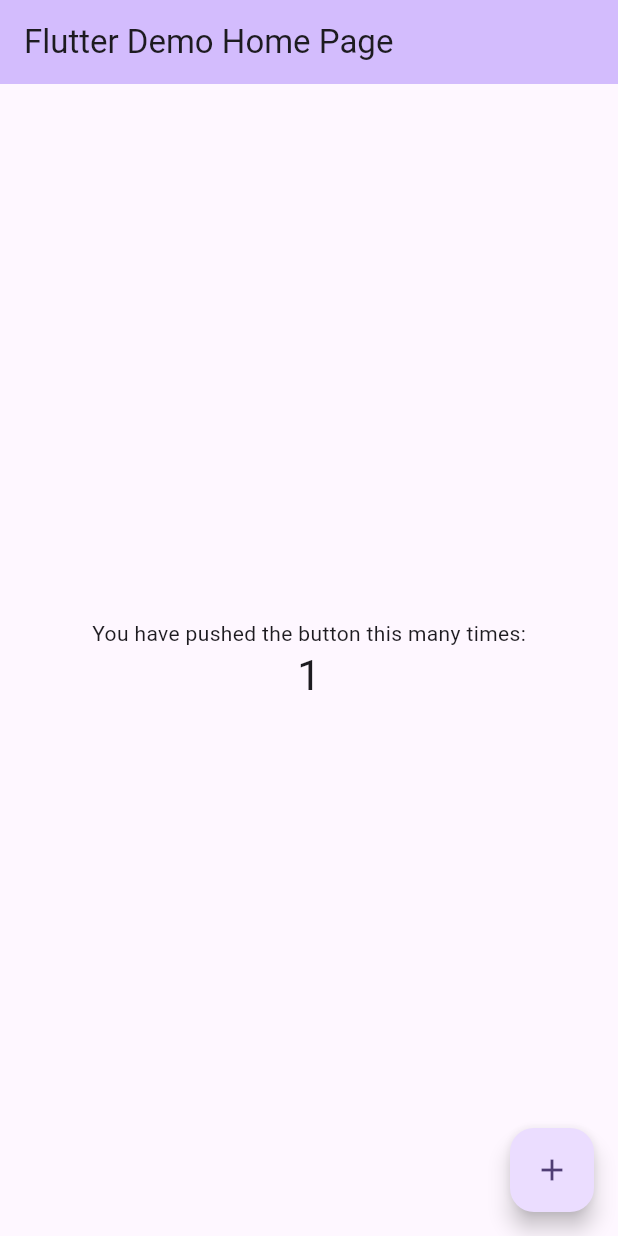
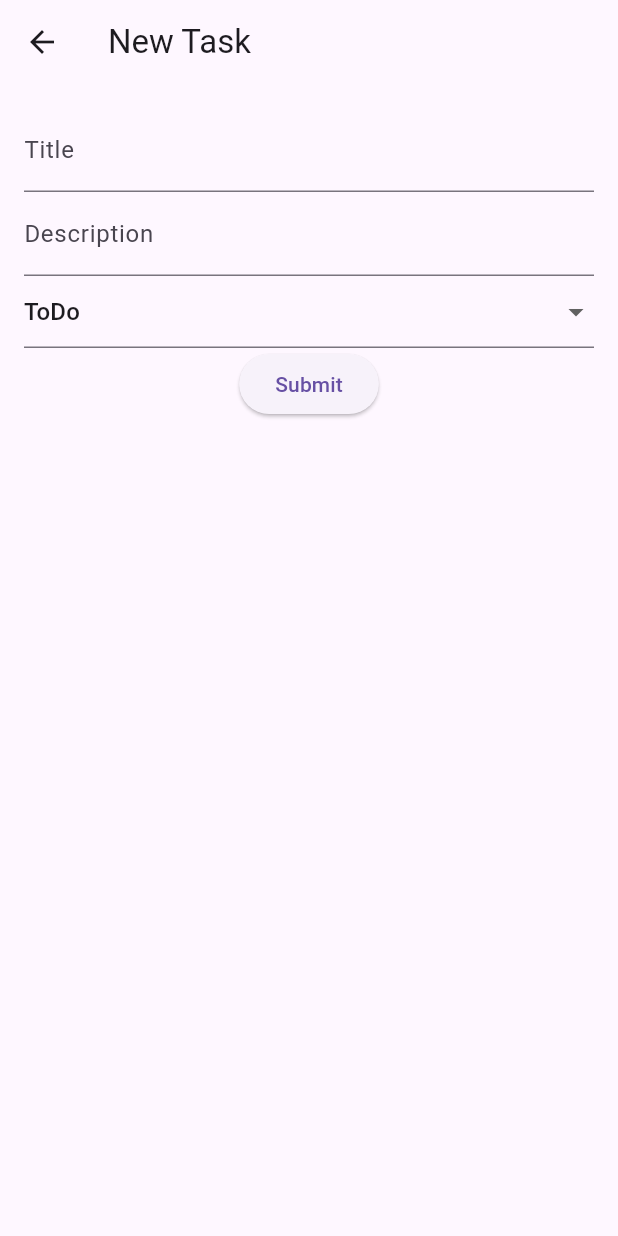
Before and after one commit to DinarKhazimullinITICBcn/FlutterProjecteFinal, a Flutter app: the screen it shows after launch, after a tap on the "add" icon, on a phone screen of 412 x 824 dp. Run offline on Flutter 3.47's test engine with Material 3 defaults, Android fonts, the phone set to English and light mode, and no system bars.

Commit message:
Exercici fet

```diff
--- /dev/null
+++ b/kanban/lib/kanban.dart
@@ -0,0 +1,268 @@
+import 'package:flutter/material.dart';
+
+class KanbanPage extends StatefulWidget {
+  @override
+  _KanbanPageState createState() => _KanbanPageState();
+}
+
+class _KanbanPageState extends State<KanbanPage> {
+  List<Map<String, String>> toDoList = [];
+  List<Map<String, String>> inProgressList = [];
+  List<Map<String, String>> doneList = [];
+
+  @override
+  Widget build(BuildContext context) {
+    return Scaffold(
+      appBar: AppBar(
+        title: Text('Kanban Page'),
+      ),
+      body: Row(
+        mainAxisAlignment: MainAxisAlignment.spaceEvenly,
+        children: [
+          buildColumn('ToDo', toDoList),
+          buildColumn('In Progress', inProgressList),
+          buildColumn('Done', doneList),
+        ],
+      ),
+      floatingActionButton: FloatingActionButton(
+        onPressed: () async {
+          final result = await Navigator.push(
+            context,
+            MaterialPageRoute(builder: (context) => NewTaskPage()),
+          );
+          if (result != null) {
+            setState(() {
+              switch (result['status']) {
+                case 'ToDo':
+                  toDoList.add(result);
+                  break;
+                case 'In Progress':
+                  inProgressList.add(result);
+                  break;
+                case 'Done':
+                  doneList.add(result);
+                  break;
+              }
+            });
+          }
+        },
+        child: Icon(Icons.add),
+      ),
+    );
+  }
+
+  Widget buildColumn(String title, List<Map<String, String>> list) {
+  return Expanded(
+    child: Column(
+      children: [
+        Padding(
+          padding: const EdgeInsets.only(bottom: 8.0),
+          child: Text(
+            title,
+            style: TextStyle(fontSize: 24),
+          ),
+        ),
+        Expanded(
+            child: ListView.builder(
+              itemCount: list.length,
+              itemBuilder: (context, index) {
+                return ListTile(
+                  title: Text(list[index]['title'] ?? ''),
+                  subtitle: Text(list[index]['description'] ?? ''),
+                  onTap: () async {
+                  final result = await Navigator.push(
+                    context,
+                    MaterialPageRoute(builder: (context) => EditTaskPage(task: list[index], status: title)),
+                  );
+                  if (result == null) {
+                    setState(() {
+                      list.removeAt(index);
+                    });
+                  } else {
+                    setState(() {
+                      list.removeAt(index);
+                      switch (result['status']) {
+                        case 'ToDo':
+                          toDoList.add(result);
+                          break;
+                        case 'In Progress':
+                          inProgressList.add(result);
+                          break;
+                        case 'Done':
+                          doneList.add(result);
+                          break;
+                      }
+                    });
+                  }
+                },
+              );
+            },
+          ),
+        ),
+      ],
+    ),
+  );}
+}
+
+class NewTaskPage extends StatefulWidget {
+  @override
+  _NewTaskPageState createState() => _NewTaskPageState();
+}
+
+class _NewTaskPageState extends State<NewTaskPage> {
+  final _formKey = GlobalKey<FormState>();
+  final _titleController = TextEditingController();
+  final _descriptionController = TextEditingController();
+  String _status = 'ToDo';
+
+  @override
+  Widget build(BuildContext context) {
+    return Scaffold(
+      appBar: AppBar(
+        title: Text('New Task'),
+      ),
+      body: Form(
+        key: _formKey,
+        child: Padding(
+          padding: const EdgeInsets.all(16.0),
+          child: Column(
+            children: [
+              TextFormField(
+                controller: _titleController,
+                decoration: InputDecoration(labelText: 'Title'),
+                validator: (value) {
+                  if (value == null || value.isEmpty) {
+                    return 'Please enter a title';
+                  }
+                  return null;
+                },
+              ),
+              TextFormField(
+                controller: _descriptionController,
+                decoration: InputDecoration(labelText: 'Description'),
+              ),
+              DropdownButtonFormField(
+                value: _status,
+                items: ['ToDo', 'In Progress', 'Done'].map((status) {
+                  return DropdownMenuItem(
+                    value: status,
+                    child: Text(status),
+                  );
+                }).toList(),
+                onChanged: (value) {
+                  setState(() {
+                    _status = value!;
+                  });
+                },
+              ),
+              ElevatedButton(
+                onPressed: () {
+                  if (_formKey.currentState!.validate()) {
+                    Navigator.pop(context, {
+                      'title': _titleController.text,
+                      'description': _descriptionController.text,
+                      'status': _status,
+                    });
+                  }
+                },
+                child: Text('Submit'),
+              ),
+            ],
+          ),
+        ),
+      ),
+    );
+  }
+}
+class EditTaskPage extends StatefulWidget {
+  final Map<String, String> task;
+  final String status;
+
+  EditTaskPage({required this.task, required this.status});
+
+  @override
+  _EditTaskPageState createState() => _EditTaskPageState();
+}
+
+class _EditTaskPageState extends State<EditTaskPage> {
+  final _formKey = GlobalKey<FormState>();
+  final _titleController = TextEditingController();
+  final _descriptionController = TextEditingController();
+  String _status = 'ToDo';
+
+  @override
+  void initState() {
+    super.initState();
+    _titleController.text = widget.task['title'] ?? '';
+    _descriptionController.text = widget.task['description'] ?? '';
+    _status = widget.status;
+  }
+
+  @override
+  Widget build(BuildContext context) {
+    return Scaffold(
+      appBar: AppBar(
+        title: Text('Editar Tasca'),
+      ),
+      body: Form(
+        key: _formKey,
+        child: Padding(
+          padding: const EdgeInsets.all(16.0),
+          child: Column(
+            children: [
+              TextFormField(
+                controller: _titleController,
+                decoration: InputDecoration(labelText: 'Titol'),
+                validator: (value) {
+                  if (value == null || value.isEmpty) {
+                    return 'Please enter a title';
+                  }
+                  return null;
+                },
+              ),
+              TextFormField(
+                controller: _descriptionController,
+                decoration: InputDecoration(labelText: 'Descripció'),
+              ),
+              DropdownButtonFormField(
+                value: _status,
+                items: ['ToDo', 'In Progress', 'Done'].map((status) {
+                  return DropdownMenuItem(
+                    value: status,
+                    child: Text(status),
+                  );
+                }).toList(),
+                onChanged: (value) {
+                  setState(() {
+                    _status = value!;
+                  });
+                },
+              ),
+              ElevatedButton(
+                onPressed: () {
+                  if (_formKey.currentState!.validate()) {
+                    Navigator.pop(context, {
+                      'title': _titleController.text,
+                      'description': _descriptionController.text,
+                      'status': _status,
+                    });
+                  }
+                },
+                child: Text('Submit'),
+              ),
+              ElevatedButton(
+                onPressed: () {
+                  Navigator.pop(context);
+                },
+                child: Text('Delete'),
+                style: ElevatedButton.styleFrom(
+                  backgroundColor: Colors.red,
+                ),
+              ),
+            ],
+          ),
+        ),
+      ),
+    );
+  }
+}
--- a/kanban/lib/main.dart
+++ b/kanban/lib/main.dart
@@ -1,4 +1,5 @@
 import 'package:flutter/material.dart';
+import 'kanban.dart';
 
 void main() {
   runApp(const MyApp());
@@ -7,119 +8,14 @@ void main() {
 class MyApp extends StatelessWidget {
   const MyApp({super.key});
 
-  // This widget is the root of your application.
   @override
   Widget build(BuildContext context) {
     return MaterialApp(
-      title: 'Flutter Demo',
+      title: 'Kanban',
       theme: ThemeData(
-        // This is the theme of your application.
-        //
-        // TRY THIS: Try running your application with "flutter run". You'll see
-        // the application has a purple toolbar. Then, without quitting the app,
-        // try changing the seedColor in the colorScheme below to Colors.green
-        // and then invoke "hot reload" (save your changes or press the "hot
-        // reload" button in a Flutter-supported IDE, or press "r" if you used
-        // the command line to start the app).
-        //
-        // Notice that the counter didn't reset back to zero; the application
-        // state is not lost during the reload. To reset the state, use hot
-        // restart instead.
-        //
-        // This works for code too, not just values: Most code changes can be
-        // tested with just a hot reload.
-        colorScheme: ColorScheme.fromSeed(seedColor: Colors.deepPurple),
-        useMaterial3: true,
+        primarySwatch: Colors.blue,
       ),
-      home: const MyHomePage(title: 'Flutter Demo Home Page'),
+      home: KanbanPage()
     );
   }
 }
-
-class MyHomePage extends StatefulWidget {
-  const MyHomePage({super.key, required this.title});
-
-  // This widget is the home page of your application. It is stateful, meaning
-  // that it has a State object (defined below) that contains fields that affect
-  // how it looks.
-
-  // This class is the configuration for the state. It holds the values (in this
-  // case the title) provided by the parent (in this case the App widget) and
-  // used by the build method of the State. Fields in a Widget subclass are
-  // always marked "final".
-
-  final String title;
-
-  @override
-  State<MyHomePage> createState() => _MyHomePageState();
-}
-
-class _MyHomePageState extends State<MyHomePage> {
-  int _counter = 0;
-
-  void _incrementCounter() {
-    setState(() {
-      // This call to setState tells the Flutter framework that something has
-      // changed in this State, which causes it to rerun the build method below
-      // so that the display can reflect the updated values. If we changed
-      // _counter without calling setState(), then the build method would not be
-      // called again, and so nothing would appear to happen.
-      _counter++;
-    });
-  }
-
-  @override
-  Widget build(BuildContext context) {
-    // This method is rerun every time setState is called, for instance as done
-    // by the _incrementCounter method above.
-    //
-    // The Flutter framework has been optimized to make rerunning build methods
-    // fast, so that you can just rebuild anything that needs updating rather
-    // than having to individually change instances of widgets.
-    return Scaffold(
-      appBar: AppBar(
-        // TRY THIS: Try changing the color here to a specific color (to
-        // Colors.amber, perhaps?) and trigger a hot reload to see the AppBar
-        // change color while the other colors stay the same.
-        backgroundColor: Theme.of(context).colorScheme.inversePrimary,
-        // Here we take the value from the MyHomePage object that was created by
-        // the App.build method, and use it to set our appbar title.
-        title: Text(widget.title),
-      ),
-      body: Center(
-        // Center is a layout widget. It takes a single child and positions it
-        // in the middle of the parent.
-        child: Column(
-          // Column is also a layout widget. It takes a list of children and
-          // arranges them vertically. By default, it sizes itself to fit its
-          // children horizontally, and tries to be as tall as its parent.
-          //
-          // Column has various properties to control how it sizes itself and
-          // how it positions its children. Here we use mainAxisAlignment to
-          // center the children vertically; the main axis here is the vertical
-          // axis because Columns are vertical (the cross axis would be
-          // horizontal).
-          //
-          // TRY THIS: Invoke "debug painting" (choose the "Toggle Debug Paint"
-          // action in the IDE, or press "p" in the console), to see the
-          // wireframe for each widget.
-          mainAxisAlignment: MainAxisAlignment.center,
-          children: <Widget>[
-            const Text(
-              'You have pushed the button this many times:',
-            ),
-            Text(
-              '$_counter',
-              style: Theme.of(context).textTheme.headlineMedium,
-            ),
-          ],
-        ),
-      ),
-      floatingActionButton: FloatingActionButton(
-        onPressed: _incrementCounter,
-        tooltip: 'Increment',
-        child: const Icon(Icons.add),
-      ), // This trailing comma makes auto-formatting nicer for build methods.
-    );
-  }
-}
```
